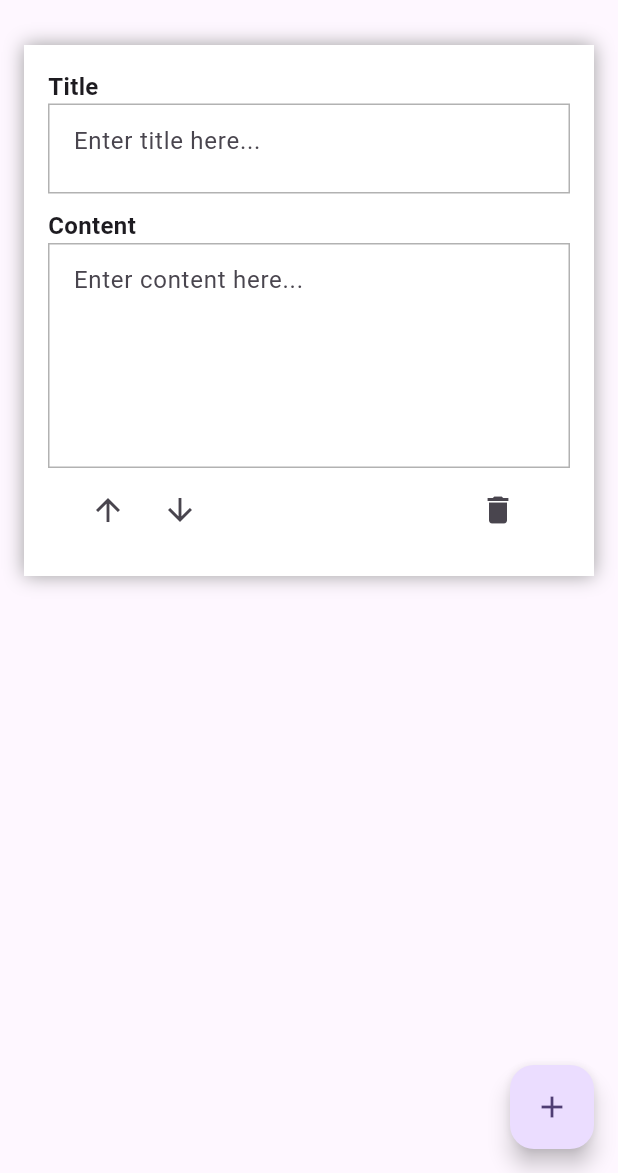
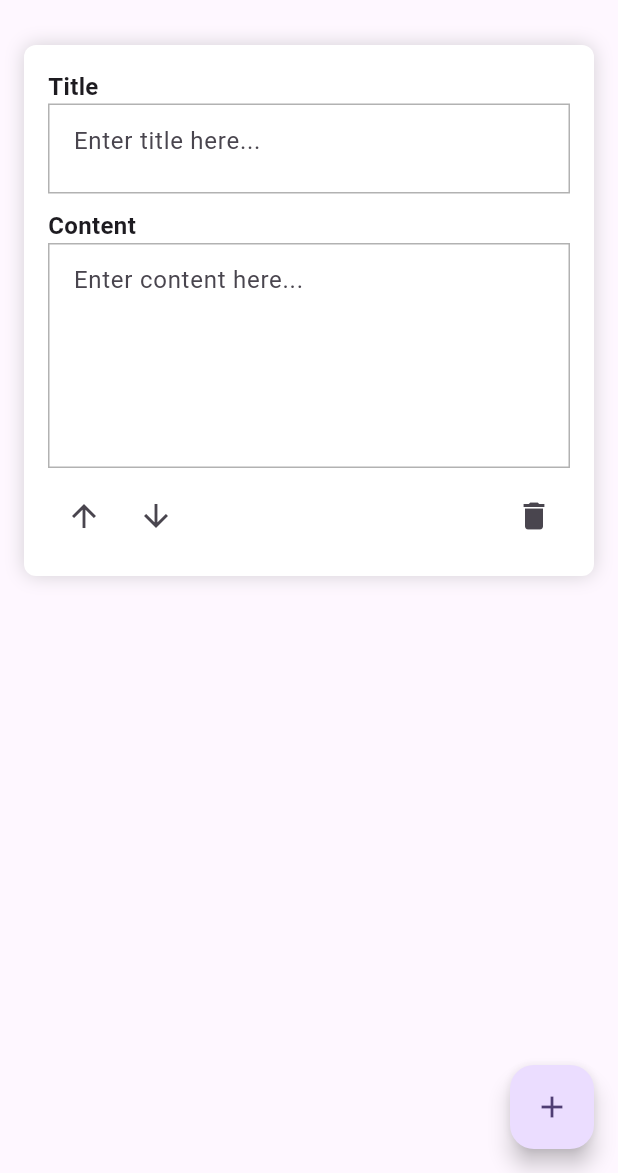
Before and after one commit to Sanjayvkp/resume_builder_app, a Flutter app: the screen it shows after launch, after a tap on the "add" icon, on a phone screen of 412 x 824 dp, the part 63-1236 px from its top. Run offline on Flutter 3.47's test engine with Material 3 defaults, Android fonts, the phone set to English and light mode, and no system bars; our stand-ins replace flutter_hooks, freezed_annotation, hooks_riverpod, riverpod_annotation; generated files the repository leaves out were written again.

Commit message:
Update: UI refactoring

```diff
--- a/lib/view/pages/add_resume_page.dart
+++ b/lib/view/pages/add_resume_page.dart
@@ -48,22 +48,23 @@ class AddResumePage extends HookConsumerWidget {
           )
         ],
       ),
-      body: ListView.separated(
+      body: Padding(
+        padding: const EdgeInsets.symmetric(
+          vertical: 16,
+          horizontal: 16,
+        ),
+        child: ListView.separated(
           separatorBuilder: (context, index) => const SizedBox(height: 16),
           itemBuilder: (context, index) {
             final controllers = sectionsList.value[index];
 
-          return Padding(
-            padding: const EdgeInsets.symmetric(
-              horizontal: 16,
-            ),
-            child: CardWidget(
+            return CardWidget(
               contentController: controllers.contentController,
               titleController: controllers.titleController,
-            ),
             );
           },
           itemCount: sectionsList.value.length,
+        ),
       ),
       floatingActionButton: FloatingActionButton(
         onPressed: () => addNewSection(),
--- a/lib/view/widgets/card_widget.dart
+++ b/lib/view/widgets/card_widget.dart
@@ -1,18 +1,6 @@
 import 'package:flutter/material.dart';
 
-/// Model class to handle the text editing controller
-final class TextEditingControllers {
-  final TextEditingController titleController;
-  final TextEditingController contentController;
-
-  TextEditingControllers({
-    required this.contentController,
-    required this.titleController,
-  });
-}
-
 class CardWidget extends StatelessWidget {
-  // final ValueNotifier<List<TextEditingControllers>> controllers;
   final TextEditingController titleController;
   final TextEditingController contentController;
 
@@ -23,15 +11,13 @@ class CardWidget extends StatelessWidget {
 
   @override
   Widget build(BuildContext context) {
-    return Column(
-      children: [
-        // for (var i = 0; i < controllers.value.length; i++)
-        Padding(
-          padding: const EdgeInsets.symmetric(vertical: 16),
-          child: Container(
-            decoration: const BoxDecoration(color: Colors.white, boxShadow: [
-              BoxShadow(blurRadius: 10, color: Colors.grey),
-            ]),
+    return Container(
+      decoration: BoxDecoration(
+          color: Colors.white,
+          boxShadow: const [
+            BoxShadow(blurRadius: 10, color: Color(0x709E9E9E)),
+          ],
+          borderRadius: BorderRadius.circular(8)),
       child: Padding(
         padding: const EdgeInsets.symmetric(horizontal: 16, vertical: 16),
         child: Column(
@@ -76,50 +62,27 @@ class CardWidget extends StatelessWidget {
                     hintText: 'Enter content here...'),
               ),
             ),
-                  ListTile(
-                    leading: Row(
+            Padding(
+              padding: const EdgeInsets.only(top: 8),
+              child: Row(
                 mainAxisSize: MainAxisSize.min,
                 children: [
                   IconButton(
-                            onPressed: () {},
-                            icon: const Icon(Icons.arrow_upward)),
+                      onPressed: () {}, icon: const Icon(Icons.arrow_upward)),
                   IconButton(
                       onPressed: () {},
                       icon: const Icon(Icons.arrow_downward_outlined)),
+                  const Expanded(child: SizedBox()),
+                  IconButton(
+                    onPressed: () {},
+                    icon: const Icon(Icons.delete),
+                  )
                 ],
               ),
-                    trailing: IconButton(
-                        onPressed: () {}, icon: const Icon(Icons.delete)),
             ),
           ],
         ),
       ),
-          ),
-        ),
-        const SizedBox(
-          height: 24,
-        ),
-        // SizedBox(
-        //   width: MediaQuery.sizeOf(context).width,
-        //   height: 50,
-        //   child: ElevatedButton(
-        //     onPressed: () {
-        //       addNewTypeEntry();
-        //     },
-        //     style: ElevatedButton.styleFrom(
-        //       backgroundColor: Colors.white,
-        //       elevation: 5,
-        //       side: const BorderSide(color: Colors.black, width: .3),
-        //       shape: BeveledRectangleBorder(
-        //           borderRadius: BorderRadius.circular(5)),
-        //     ),
-        //     child: const Text(
-        //       'Add New Field',
-        //       style: TextStyle(color: Colors.black),
-        //     ),
-        //   ),
-        // )
-      ],
     );
   }
 }
```
Lines whose indentation alone changed are shown as unchanged.
